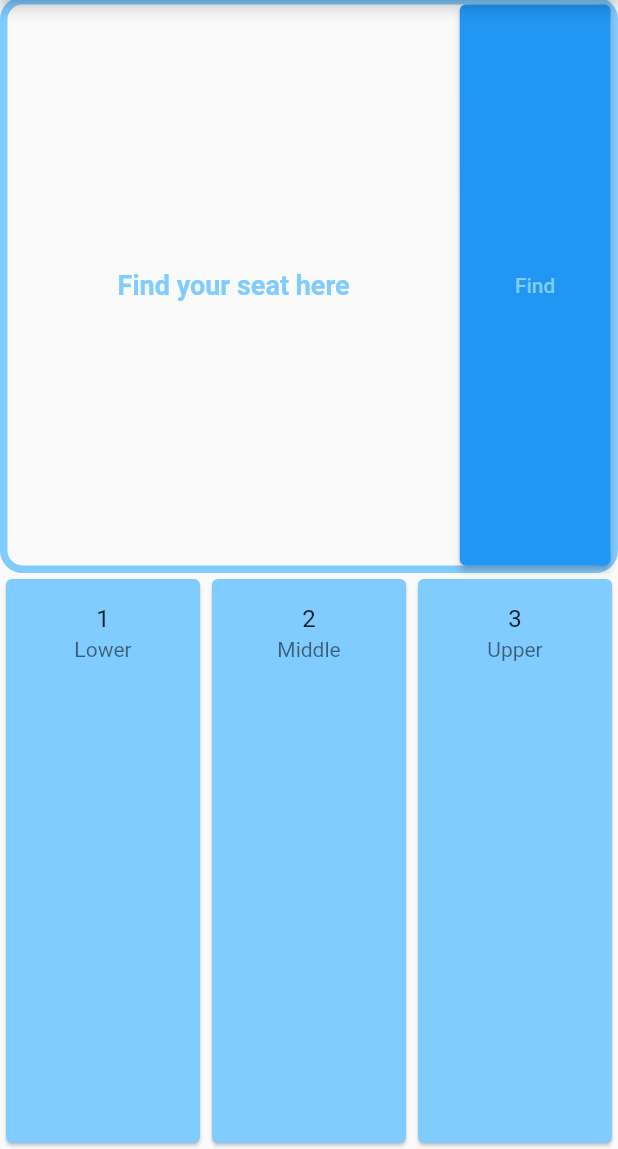
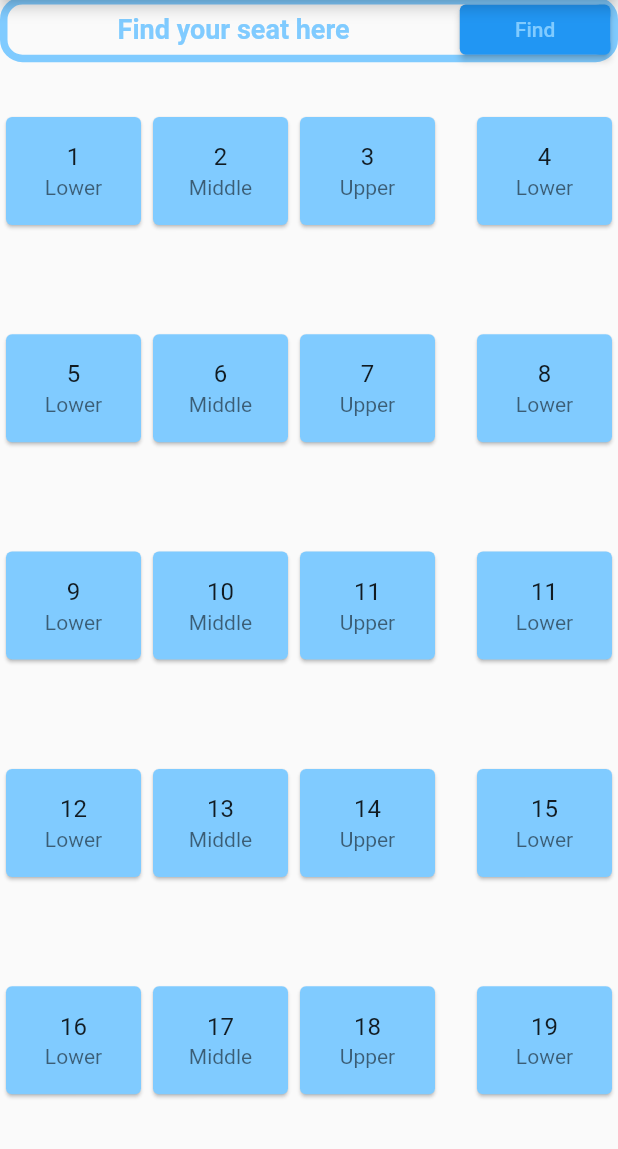
Before and after one commit to shivanshu814/Cruv-DakshVasudev, a Flutter app: the screen it shows after launch, on a phone screen of 412 x 824 dp, the part 87-1236 px from its top. Run offline on Flutter 3.47's test engine with Material 2 defaults, Android fonts, the phone set to English and light mode, and no system bars.

Commit message:
adding more seats

```diff
--- a/lib/main.dart
+++ b/lib/main.dart
@@ -33,6 +33,7 @@ class App extends StatelessWidget {
           crossAxisAlignment: CrossAxisAlignment.stretch,
           children: [
             Expanded(
+              flex: 3,
               child: Container(
                 height: 60,
                 decoration: BoxDecoration(
@@ -78,8 +79,8 @@ class App extends StatelessWidget {
               ),
             ),
             Expanded(
+              flex: 10,
               child: Row(
-              crossAxisAlignment: CrossAxisAlignment.stretch,
               children: [
                 Expanded(
                   child: ReuasbleCard(seatn: 1, seatpos: 'Lower'),
@@ -90,7 +91,91 @@ class App extends StatelessWidget {
                 Expanded(
                   child: ReuasbleCard(seatn: 3, seatpos: 'Upper'),
                 ),
+                SizedBox(width: 20,),
+                Expanded(
+                  child: ReuasbleCard(seatn: 4, seatpos: 'Lower'),
+                ),
               ],
+              ),
+            ),
+            Expanded(
+              flex: 10,
+              child: Row(
+                children: [
+                  Expanded(
+                    child: ReuasbleCard(seatn: 5, seatpos: 'Lower'),
+                  ),
+                  Expanded(
+                    child: ReuasbleCard(seatn: 6, seatpos: 'Middle'),
+                  ),
+                  Expanded(
+                    child: ReuasbleCard(seatn: 7, seatpos: 'Upper'),
+                  ),
+                  SizedBox(width: 20,),
+                  Expanded(
+                    child: ReuasbleCard(seatn: 8, seatpos: 'Lower'),
+                  ),
+                ],
+              ),
+            ),
+            Expanded(
+              flex: 10,
+              child: Row(
+                children: [
+                  Expanded(
+                    child: ReuasbleCard(seatn: 9, seatpos: 'Lower'),
+                  ),
+                  Expanded(
+                    child: ReuasbleCard(seatn: 10, seatpos: 'Middle'),
+                  ),
+                  Expanded(
+                    child: ReuasbleCard(seatn: 11, seatpos: 'Upper'),
+                  ),
+                  SizedBox(width: 20,),
+                  Expanded(
+                    child: ReuasbleCard(seatn: 11, seatpos: 'Lower'),
+                  ),
+                ],
+              ),
+            ),
+            Expanded(
+              flex: 10,
+              child: Row(
+                children: [
+                  Expanded(
+                    child: ReuasbleCard(seatn: 12, seatpos: 'Lower'),
+                  ),
+                  Expanded(
+                    child: ReuasbleCard(seatn: 13, seatpos: 'Middle'),
+                  ),
+                  Expanded(
+                    child: ReuasbleCard(seatn: 14, seatpos: 'Upper'),
+                  ),
+                  SizedBox(width: 20,),
+                  Expanded(
+                    child: ReuasbleCard(seatn: 15, seatpos: 'Lower'),
+                  ),
+                ],
+              ),
+            ),
+            Expanded(
+              flex: 10,
+              child: Row(
+                children: [
+                  Expanded(
+                    child: ReuasbleCard(seatn: 16, seatpos: 'Lower'),
+                  ),
+                  Expanded(
+                    child: ReuasbleCard(seatn: 17, seatpos: 'Middle'),
+                  ),
+                  Expanded(
+                    child: ReuasbleCard(seatn: 18, seatpos: 'Upper'),
+                  ),
+                  SizedBox(width: 20,),
+                  Expanded(
+                    child: ReuasbleCard(seatn: 19, seatpos: 'Lower'),
+                  ),
+                ],
               ),
             ),
       ],
```
